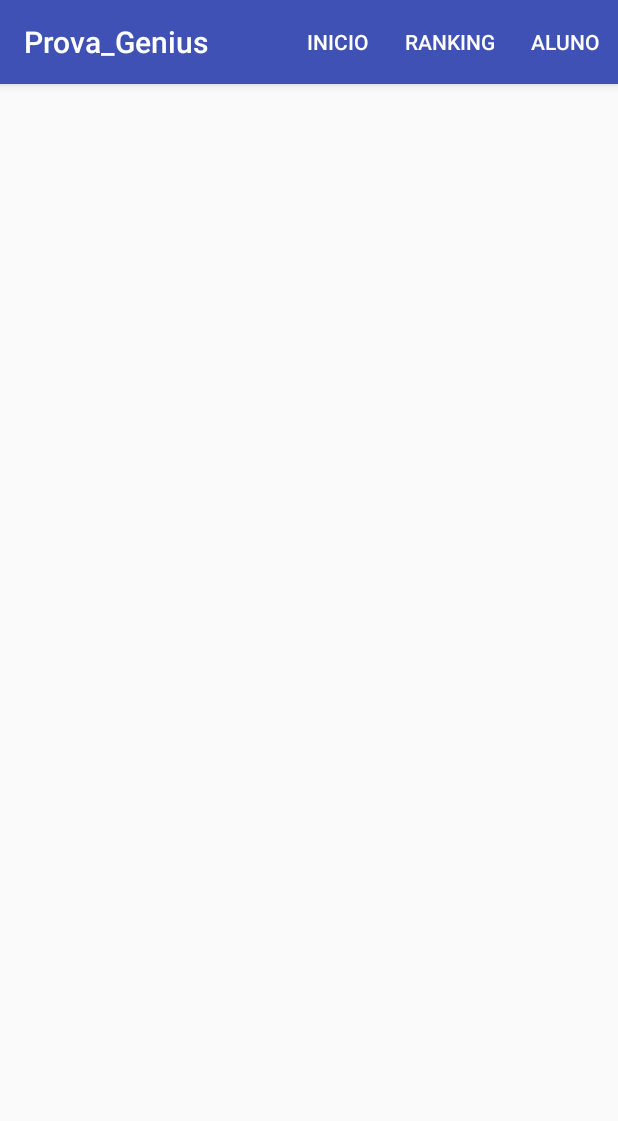
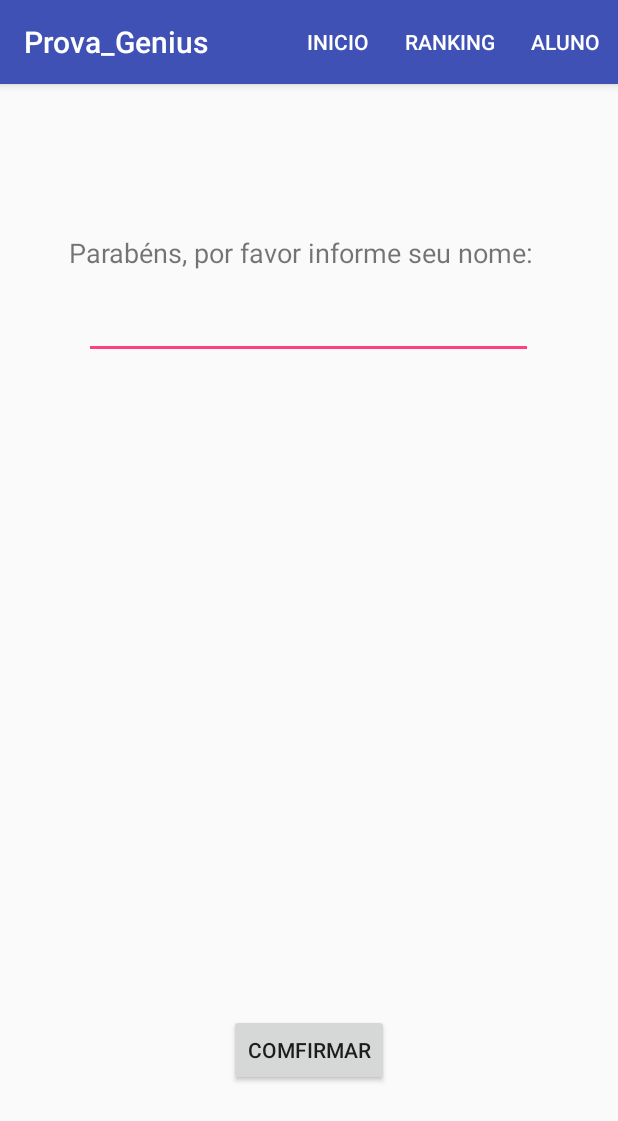
Before and after one commit to Joelciomatias/Prova_genius, an Android app: the Confirmacao screen opened directly, with no data from a screen before it, on a phone screen of 412 x 824 dp. Shown: the top 1121 px of the screen. Run offline under Robolectric (Android 15) with nearby library versions, the phone set to English and light mode, and no system bars.

Commit message:
arruma as telas

```diff
--- a/app/src/main/res/layout/activity_confirmacao.xml
+++ b/app/src/main/res/layout/activity_confirmacao.xml
@@ -1,9 +1,37 @@
 <?xml version="1.0" encoding="utf-8"?>
-<android.support.constraint.ConstraintLayout xmlns:android="http://schemas.android.com/apk/res/android"
+<RelativeLayout xmlns:android="http://schemas.android.com/apk/res/android"
     xmlns:app="http://schemas.android.com/apk/res-auto"
     xmlns:tools="http://schemas.android.com/tools"
     android:layout_width="match_parent"
     android:layout_height="match_parent"
     tools:context=".Confirmacao">
 
-</android.support.constraint.ConstraintLayout>
+    <Button
+        android:id="@+id/btConfirma"
+        android:layout_width="wrap_content"
+        android:layout_height="wrap_content"
+        android:layout_alignParentBottom="true"
+        android:layout_centerHorizontal="true"
+        android:layout_marginBottom="100dp"
+        android:text="Comfirmar" />
+
+    <TextView
+        android:id="@+id/textView7"
+        android:layout_width="319dp"
+        android:layout_height="wrap_content"
+        android:layout_alignParentTop="true"
+        android:layout_centerHorizontal="true"
+        android:layout_marginTop="100dp"
+        android:text="Parabéns, por favor informe seu nome:"
+        android:textSize="18dp" />
+
+    <EditText
+        android:id="@+id/etNome"
+        android:layout_width="299dp"
+        android:layout_height="wrap_content"
+        android:layout_alignParentTop="true"
+        android:layout_centerHorizontal="true"
+        android:layout_marginTop="138dp"
+        android:ems="10"
+        android:inputType="textPersonName" />
+</RelativeLayout>
```
Also changed, not shown: app/src/main/res/layout/activity_jogo.xml (+12 -0 lines), app/src/main/res/layout/activity_main.xml (+5 -6 lines).
